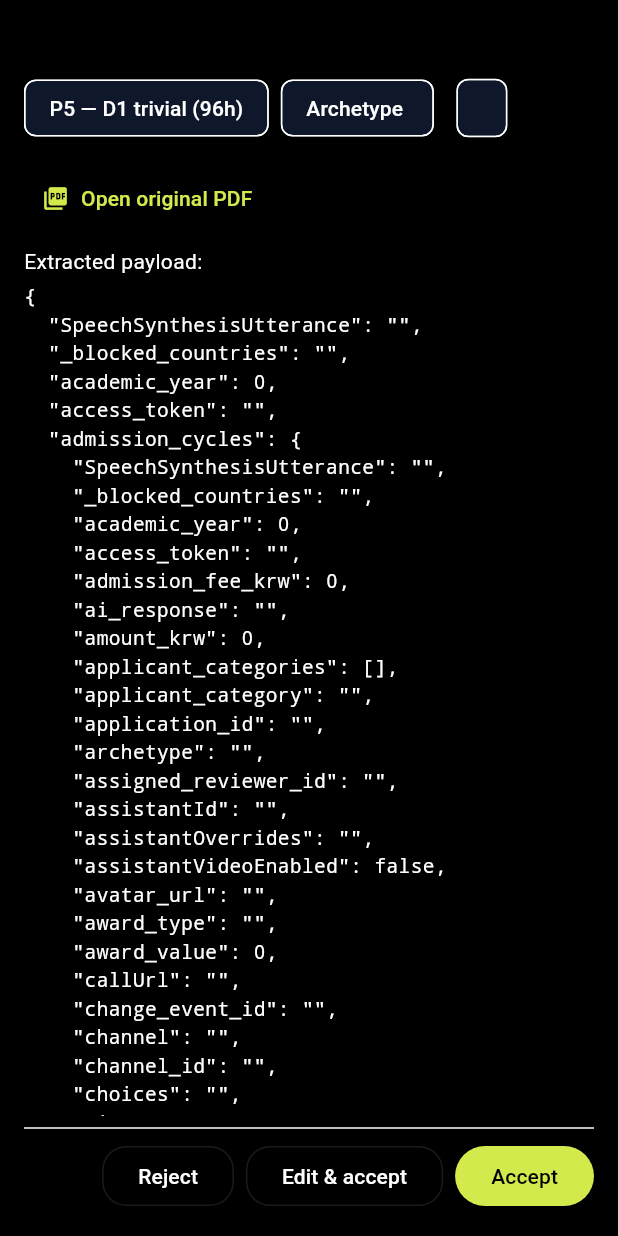
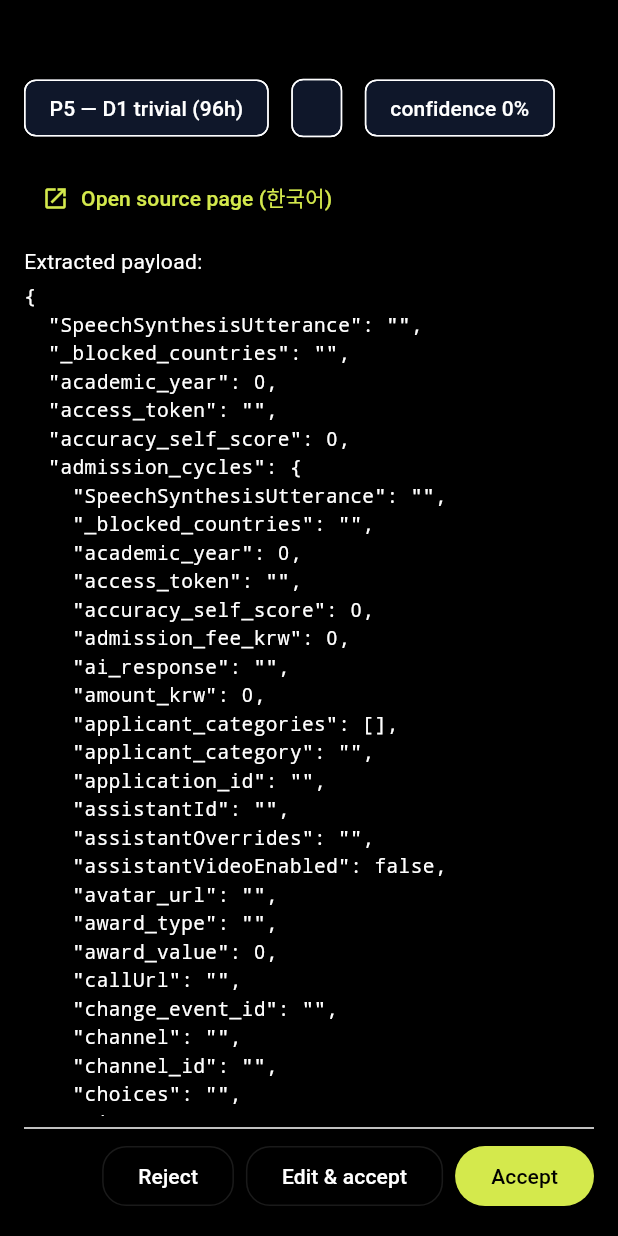
Before and after one commit to asrbekshokirovich-bot/hanguk_app, a Flutter app: the _DetailPane widget shown alone on an empty page, opened directly with empty values, on a phone screen of 412 x 824 dp. Run offline on Flutter 3.47's test engine with Material 3 defaults, Android fonts, the phone set to English and light mode, and no system bars; our stand-ins replace audioplayers, device_info_plus, dio, file_picker, flutter_riverpod, go_router and 7 more; missing offline and left inert: daily_flutter, dart:html, dart:js, dart:js_interop, dart:ui_web, in_app_update and 1 more; accounts and stored records are empty.

Commit message:
fix(uni_db): align review screen with actual v_review_queue_dashboard columns
The Flutter review model expected target_table/payload/institution_name_ko/
queued_at, but the live view returns entity_type/parsed_output/name_ko/
created_at — so the in-app reviewer showed blank institution names, an empty
payload editor, and the query ordered by a non-existent column. Remap
ReviewQueueItem to the real columns, surface reason + confidence + source-page
link, and order the queue by created_at.

Also drop vi/mn from the translation env example to match the en,uz code
default (contracted cohort only needs English + Uzbek).

https://claude.ai/code/session_01VrvaKV1E85HmnyALZbbaPU

```diff
--- a/lib/features/uni_db/data/admin_review_providers.dart
+++ b/lib/features/uni_db/data/admin_review_providers.dart
@@ -38,7 +38,7 @@ final reviewQueueProvider = FutureProvider<List<ReviewQueueItem>>((ref) async {
       .from('v_review_queue_dashboard')
       .select()
       .order('priority')
-      .order('queued_at')
+      .order('created_at')
       .limit(50);
   return (rows as List)
       .map((r) => ReviewQueueItem.fromMap(r as Map<String, dynamic>))
--- a/lib/features/uni_db/domain/review_queue_item.dart
+++ b/lib/features/uni_db/domain/review_queue_item.dart
@@ -1,60 +1,60 @@
 /// One pending review-queue row from `v_review_queue_dashboard`.
 ///
-/// Pure data class — no Flutter imports.
+/// Field names mirror the actual view columns (id, priority, reason,
+/// entity_type, entity_id, created_at, name_ko, name_en, source_url_ko,
+/// storage_path, parsed_output, accuracy_self_score). Pure data class —
+/// no Flutter imports.
 class ReviewQueueItem {
   const ReviewQueueItem({
     required this.id,
-    required this.targetTable,
-    required this.targetId,
     required this.priority,
-    required this.queuedAt,
-    required this.payload,
-    this.institutionNameKo,
-    this.institutionNameKoShort,
-    this.archetype,
-    this.fieldGroup,
-    this.documentId,
-    this.pdfSignedUrl,
-    this.slaDeadline,
-    this.assignedReviewerId,
+    required this.reason,
+    required this.entityType,
+    required this.entityId,
+    required this.createdAt,
+    required this.parsedOutput,
+    this.nameKo,
+    this.nameEn,
+    this.sourceUrlKo,
+    this.storagePath,
+    this.accuracySelfScore,
   });
 
   factory ReviewQueueItem.fromMap(Map<String, dynamic> map) => ReviewQueueItem(
     id: map['id'] as String,
-    targetTable: map['target_table'] as String? ?? '',
-    targetId: map['target_id'] as String? ?? '',
     priority: (map['priority'] as num?)?.toInt() ?? 5,
-    queuedAt:
-        DateTime.tryParse(map['queued_at']?.toString() ?? '') ?? DateTime.now(),
-    payload: (map['payload'] as Map?)?.cast<String, dynamic>() ?? const {},
-    institutionNameKo: map['institution_name_ko'] as String?,
-    institutionNameKoShort: map['institution_name_ko_short'] as String?,
-    archetype: map['archetype'] as String?,
-    fieldGroup: map['field_group'] as String?,
-    documentId: map['document_id'] as String?,
-    pdfSignedUrl: map['pdf_signed_url'] as String?,
-    slaDeadline: map['sla_deadline'] != null
-        ? DateTime.tryParse(map['sla_deadline'].toString())
-        : null,
-    assignedReviewerId: map['assigned_reviewer_id'] as String?,
+    reason: map['reason'] as String? ?? '',
+    entityType: map['entity_type'] as String? ?? '',
+    entityId: map['entity_id'] as String? ?? '',
+    createdAt:
+        DateTime.tryParse(map['created_at']?.toString() ?? '') ??
+        DateTime.now(),
+    parsedOutput:
+        (map['parsed_output'] as Map?)?.cast<String, dynamic>() ?? const {},
+    nameKo: map['name_ko'] as String?,
+    nameEn: map['name_en'] as String?,
+    sourceUrlKo: map['source_url_ko'] as String?,
+    storagePath: map['storage_path'] as String?,
+    accuracySelfScore: (map['accuracy_self_score'] as num?)?.toDouble(),
   );
 
   final String id;
-  final String targetTable;
-  final String targetId;
   final int priority; // 1..5; 1 highest
-  final DateTime queuedAt;
-  final Map<String, dynamic> payload;
-  final String? institutionNameKo;
-  final String? institutionNameKoShort;
-  final String? archetype;
-  final String? fieldGroup;
-  final String? documentId;
-  final String? pdfSignedUrl;
-  final DateTime? slaDeadline;
-  final String? assignedReviewerId;
+  final String reason; // why it was queued (e.g. low_confidence)
+  final String entityType;
+  final String entityId;
+  final DateTime createdAt;
+  final Map<String, dynamic> parsedOutput; // the AI's extracted data
+  final String? nameKo;
+  final String? nameEn;
+  final String? sourceUrlKo;
+  final String? storagePath;
+  final double? accuracySelfScore;
 
-  /// Convenience: priority label per ADR-005 SLA grid.
+  /// Best label to show for the institution.
+  String get institutionLabel => nameKo ?? nameEn ?? '(unknown institution)';
+
+  /// Priority label per ADR-005 SLA grid.
   String get priorityLabel => switch (priority) {
     1 => 'P1 — correction notice (4h)',
     2 => 'P2 — attachment change (12h)',
@@ -63,6 +63,14 @@ class ReviewQueueItem {
     _ => 'P5 — D1 trivial (96h)',
   };
 
-  bool get isOverdue =>
-      slaDeadline != null && slaDeadline!.isBefore(DateTime.now());
+  /// SLA budget per priority — mirrors v_review_queue_overdue.
+  Duration get _slaBudget => switch (priority) {
+    1 => const Duration(hours: 4),
+    2 => const Duration(hours: 12),
+    3 => const Duration(hours: 24),
+    4 => const Duration(hours: 48),
+    _ => const Duration(hours: 96),
+  };
+
+  bool get isOverdue => DateTime.now().isAfter(createdAt.add(_slaBudget));
 }
--- a/lib/features/uni_db/presentation/admin_review_screen.dart
+++ b/lib/features/uni_db/presentation/admin_review_screen.dart
@@ -189,13 +189,11 @@ class _QueueList extends StatelessWidget {
             overdue: item.isOverdue,
           ),
           title: Text(
-            item.institutionNameKoShort ??
-                item.institutionNameKo ??
-                '(unknown institution)',
+            item.institutionLabel,
             overflow: TextOverflow.ellipsis,
           ),
           subtitle: Text(
-            '${item.targetTable} · ${item.fieldGroup ?? ''}',
+            '${item.entityType} · ${item.reason}',
             overflow: TextOverflow.ellipsis,
           ),
           onTap: () => onSelect(item),
@@ -253,14 +251,14 @@ class _DetailPane extends StatelessWidget {
   Widget build(BuildContext context) {
     final formattedJson = const JsonEncoder.withIndent(
       '  ',
-    ).convert(item.payload);
+    ).convert(item.parsedOutput);
     return Padding(
       padding: const EdgeInsets.all(16),
       child: Column(
         crossAxisAlignment: CrossAxisAlignment.stretch,
         children: [
           Text(
-            item.institutionNameKo ?? '',
+            item.institutionLabel,
             style: Theme.of(context).textTheme.titleLarge,
           ),
           const SizedBox(height: 4),
@@ -269,9 +267,13 @@ class _DetailPane extends StatelessWidget {
             runSpacing: 4,
             children: [
               Chip(label: Text(item.priorityLabel)),
-              if (item.archetype != null)
-                Chip(label: Text('Archetype ${item.archetype}')),
-              if (item.fieldGroup != null) Chip(label: Text(item.fieldGroup!)),
+              Chip(label: Text(item.reason)),
+              if (item.accuracySelfScore != null)
+                Chip(
+                  label: Text(
+                    'confidence ${(item.accuracySelfScore! * 100).round()}%',
+                  ),
+                ),
               if (item.isOverdue)
                 Chip(
                   label: const Text('OVERDUE'),
@@ -280,13 +282,13 @@ class _DetailPane extends StatelessWidget {
             ],
           ),
           const SizedBox(height: 12),
-          if (item.pdfSignedUrl != null)
+          if (item.sourceUrlKo != null)
             Align(
               alignment: Alignment.centerLeft,
               child: TextButton.icon(
-                icon: const Icon(Icons.picture_as_pdf),
-                label: const Text('Open original PDF'),
-                onPressed: () => _launchPdf(context, item.pdfSignedUrl!),
+                icon: const Icon(Icons.open_in_new),
+                label: const Text('Open source page (한국어)'),
+                onPressed: () => _launchPdf(context, item.sourceUrlKo!),
               ),
             ),
           const SizedBox(height: 8),
@@ -328,7 +330,7 @@ class _DetailPane extends StatelessWidget {
   Future<void> _editAccept(BuildContext context) async {
     final corrected = await showDialog<Map<String, dynamic>>(
       context: context,
-      builder: (_) => _EditPayloadDialog(initial: item.payload),
+      builder: (_) => _EditPayloadDialog(initial: item.parsedOutput),
     );
     if (corrected != null) {
       await onEditAccept(item, corrected);
```
Also changed, not shown: 1 other file.
